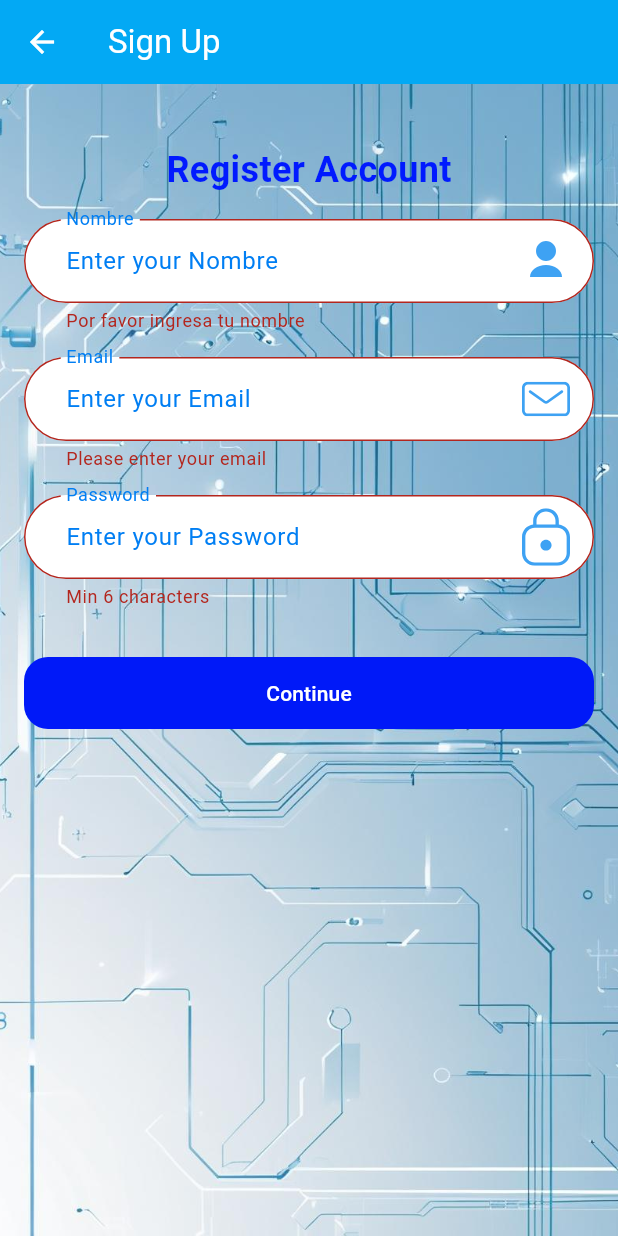
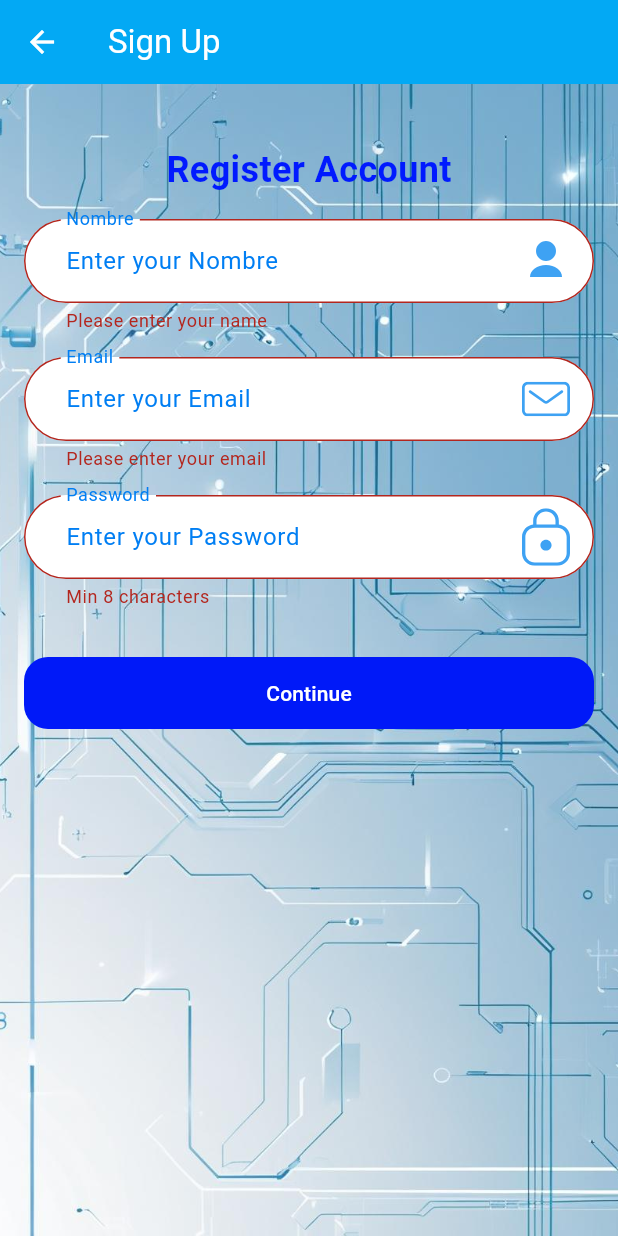
Before and after one commit to Makotojk/materiasapp, a Flutter app: the SignUpScreen screen opened directly, after a tap on "Continue", on a phone screen of 412 x 824 dp. Run offline on Flutter 3.47's test engine with Material 3 defaults, Android fonts, the light colour scheme and no system bars; our stand-ins replace flutter_svg, shared_preferences; accounts and stored records are empty.

Commit message:
web update 2

```diff
--- a/lib/screens/auth/register_screen.dart
+++ b/lib/screens/auth/register_screen.dart
@@ -164,8 +164,8 @@ class _SignUpFormState extends State<SignUpForm> {
                 "Nombre",
                 userIcon,
                 (v) {
-                  if (v == null || v.isEmpty) return 'Por favor ingresa tu nombre';
-                  if (!RegExp(r'^[a-zA-Z\s]+$').hasMatch(v)) return 'El nombre solo puede contener letras y espacios';
+                  if (v == null || v.isEmpty) return 'Please enter your name';
+                  if (!RegExp(r'^[a-zA-Z\s]+$').hasMatch(v)) return 'The name can only contain letters and spaces';
                   return null;
                 },
               ),
@@ -180,7 +180,7 @@ class _SignUpFormState extends State<SignUpForm> {
                 (v) {
                   if (v == null || v.isEmpty) return 'Please enter your email';
                   if (!v.contains('@')) return 'Invalid email';
-                  if (!RegExp(r'^[a-zA-Z0-9._%-]+@[a-zA-Z0-9.-]+\.[a-zA-Z]{2,4}$').hasMatch(v)) return 'Formato de correo inválido (Ejemplo: nombre@email.com)';
+                  if (!RegExp(r'^[a-zA-Z0-9._%-]+@[a-zA-Z0-9.-]+\.[a-zA-Z]{2,4}$').hasMatch(v)) return 'Invalid mail format (Example: nombre@email.com)';
                   return null;
                 },
                 keyboard: TextInputType.emailAddress,
@@ -193,7 +193,7 @@ class _SignUpFormState extends State<SignUpForm> {
                 _passCtrl,
                 "Password",
                 lockIcon,
-                (v) => v == null || v.length < 6 ? 'Min 6 characters' : null,
+                (v) => v == null || v.length < 8 ? 'Min 8 characters' : null,
                 obscure: true,
               ),
               const SizedBox(height: 32),
--- a/lib/screens/home.dart
+++ b/lib/screens/home.dart
@@ -249,7 +249,6 @@ class _WelcomePageState extends State<WelcomePage> {
                 fontWeight: FontWeight.bold,
               ),
             ),
-
             // Información expandible de cada carrera.
             if (_expandedInfo.containsKey(key) && _expandedInfo[key]!)
               Padding(
```
